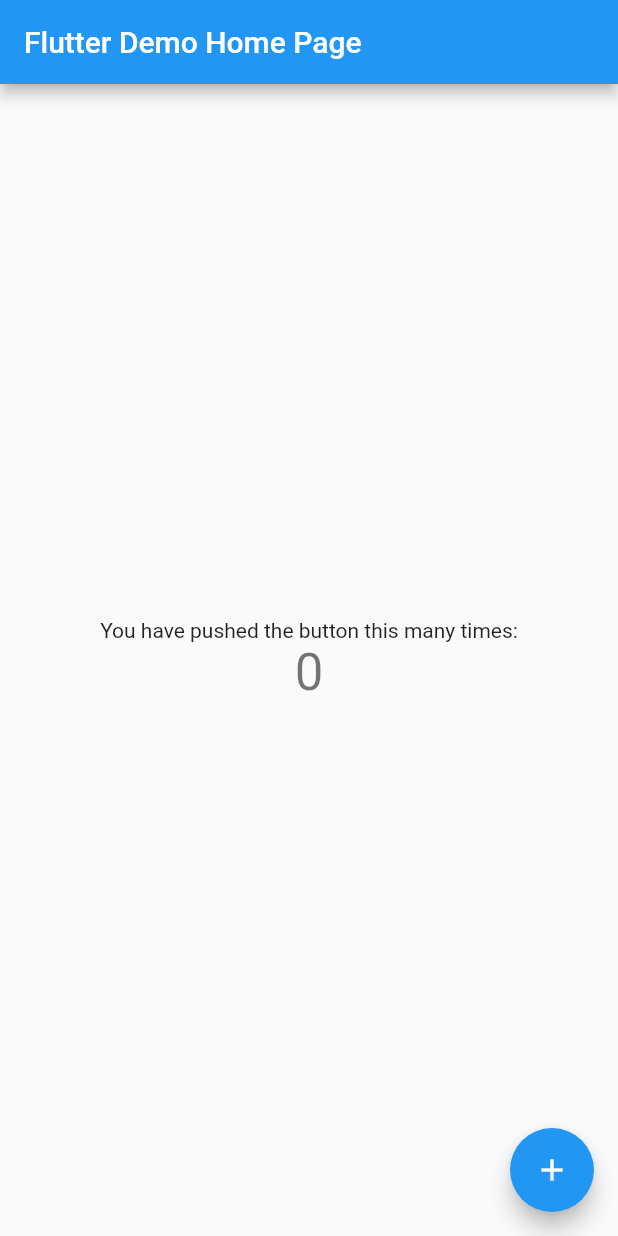
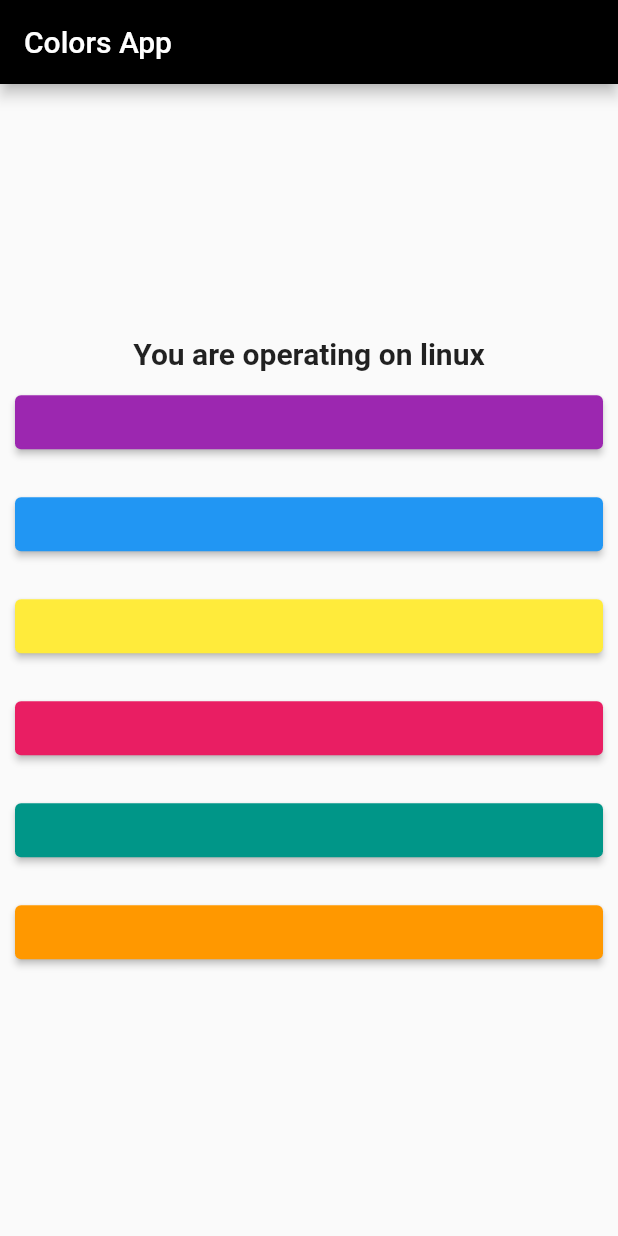
Before and after one commit to MichaelChernyshevsky/flutter_MiniApp, a Flutter app: the screen it shows after launch, on a phone screen of 412 x 824 dp. Run offline on Flutter 3.47's test engine with Material 2 defaults, Android fonts, the phone set to English and light mode, and no system bars; our stand-ins replace shared_preferences.

Commit message:
Code done

```diff
--- a/flutter_app_2/lib/main.dart
+++ b/flutter_app_2/lib/main.dart
@@ -1,4 +1,6 @@
+import 'dart:io';
 import 'package:flutter/material.dart';
+import 'package:shared_preferences/shared_preferences.dart';
 
 void main() {
   runApp(const MyApp());
@@ -6,40 +8,20 @@ void main() {
 
 class MyApp extends StatelessWidget {
   const MyApp({super.key});
-
-  // This widget is the root of your application.
   @override
   Widget build(BuildContext context) {
     return MaterialApp(
-      title: 'Flutter Demo',
+      title: 'Colors',
       theme: ThemeData(
-        // This is the theme of your application.
-        //
-        // Try running your application with "flutter run". You'll see the
-        // application has a blue toolbar. Then, without quitting the app, try
-        // changing the primarySwatch below to Colors.green and then invoke
-        // "hot reload" (press "r" in the console where you ran "flutter run",
-        // or simply save your changes to "hot reload" in a Flutter IDE).
-        // Notice that the counter didn't reset back to zero; the application
-        // is not restarted.
         primarySwatch: Colors.blue,
       ),
-      home: const MyHomePage(title: 'Flutter Demo Home Page'),
+      home: const MyHomePage(title: 'Colors App'),
     );
   }
 }
 
 class MyHomePage extends StatefulWidget {
   const MyHomePage({super.key, required this.title});
-
-  // This widget is the home page of your application. It is stateful, meaning
-  // that it has a State object (defined below) that contains fields that affect
-  // how it looks.
-
-  // This class is the configuration for the state. It holds the values (in this
-  // case the title) provided by the parent (in this case the App widget) and
-  // used by the build method of the State. Fields in a Widget subclass are
-  // always marked "final".
 
   final String title;
 
@@ -48,68 +30,78 @@ class MyHomePage extends StatefulWidget {
 }
 
 class _MyHomePageState extends State<MyHomePage> {
-  int _counter = 0;
+  final Map<String, Color> colors = {
+    'purple': Colors.purple,
+    'blue': Colors.blue,
+    'yellow': Colors.yellow,
+    'pink': Colors.pink,
+    'teal': Colors.teal,
+    'orange': Colors.orange,
+  };
 
-  void _incrementCounter() {
+  Color? selectedColor;
+
+  // при иницализации мы вспоминаем последний выбранный цвет из хранилища
+  @override
+  void initState() {
+    _getStoredColor();
+    super.initState();
+  }
+
+  void _getStoredColor() async {
+    SharedPreferences prefs = await SharedPreferences.getInstance();
+    String? colorName = prefs.getString('color');
     setState(() {
-      // This call to setState tells the Flutter framework that something has
-      // changed in this State, which causes it to rerun the build method below
-      // so that the display can reflect the updated values. If we changed
-      // _counter without calling setState(), then the build method would not be
-      // called again, and so nothing would appear to happen.
-      _counter++;
+      selectedColor = colors[colorName];
+    });
+  }
+
+  void _setColor(String colorName, Color color) async {
+    // в хранилище записываем последний выбранный цвет
+    SharedPreferences prefs = await SharedPreferences.getInstance();
+    await prefs.setString('color', colorName);
+    // устанавливаем значение для нашей переменной
+    setState(() {
+      selectedColor = color;
     });
   }
 
   @override
   Widget build(BuildContext context) {
-    // This method is rerun every time setState is called, for instance as done
-    // by the _incrementCounter method above.
-    //
-    // The Flutter framework has been optimized to make rerunning build methods
-    // fast, so that you can just rebuild anything that needs updating rather
-    // than having to individually change instances of widgets.
     return Scaffold(
+
       appBar: AppBar(
-        // Here we take the value from the MyHomePage object that was created by
-        // the App.build method, and use it to set our appbar title.
         title: Text(widget.title),
+        backgroundColor: selectedColor ?? Colors.black,
       ),
-      body: Center(
-        // Center is a layout widget. It takes a single child and positions it
-        // in the middle of the parent.
-        child: Column(
-          // Column is also a layout widget. It takes a list of children and
-          // arranges them vertically. By default, it sizes itself to fit its
-          // children horizontally, and tries to be as tall as its parent.
-          //
-          // Invoke "debug painting" (press "p" in the console, choose the
-          // "Toggle Debug Paint" action from the Flutter Inspector in Android
-          // Studio, or the "Toggle Debug Paint" command in Visual Studio Code)
-          // to see the wireframe for each widget.
-          //
-          // Column has various properties to control how it sizes itself and
-          // how it positions its children. Here we use mainAxisAlignment to
-          // center the children vertically; the main axis here is the vertical
-          // axis because Columns are vertical (the cross axis would be
-          // horizontal).
-          mainAxisAlignment: MainAxisAlignment.center,
-          children: <Widget>[
-            const Text(
-              'You have pushed the button this many times:',
+
+      body: Column(
+        crossAxisAlignment: CrossAxisAlignment.stretch,
+        mainAxisAlignment: MainAxisAlignment.center,
+        children: [
+
+          Center(
+            child: Text(
+              'You are operating on ${Platform.operatingSystem}',
+              style: const TextStyle(fontSize: 20, fontWeight: FontWeight.bold),
             ),
-            Text(
-              '$_counter',
-              style: Theme.of(context).textTheme.headlineMedium,
-            ),
-          ],
-        ),
+          ),
+
+          for (var entry in colors.entries)
+            Container(
+              margin: const EdgeInsets.all(10),
+              child: ElevatedButton(
+                style: ElevatedButton.styleFrom(
+                  primary: entry.value,
+                  maximumSize: const Size(300, 60),
+                ),
+                child: const Text(''),
+                onPressed: () => _setColor(entry.key, entry.value),
+              ),
+            )
+
+        ],
       ),
-      floatingActionButton: FloatingActionButton(
-        onPressed: _incrementCounter,
-        tooltip: 'Increment',
-        child: const Icon(Icons.add),
-      ), // This trailing comma makes auto-formatting nicer for build methods.
     );
   }
 }
--- a/flutter_app_2/pubspec.yaml
+++ b/flutter_app_2/pubspec.yaml
@@ -35,6 +35,7 @@ dependencies:
   # The following adds the Cupertino Icons font to your application.
   # Use with the CupertinoIcons class for iOS style icons.
   cupertino_icons: ^1.0.2
+  shared_preferences: ^2.0.17
 
 dev_dependencies:
   flutter_test:
```
Also changed, not shown: flutter_app_2/pubspec.lock, 13 other files.
